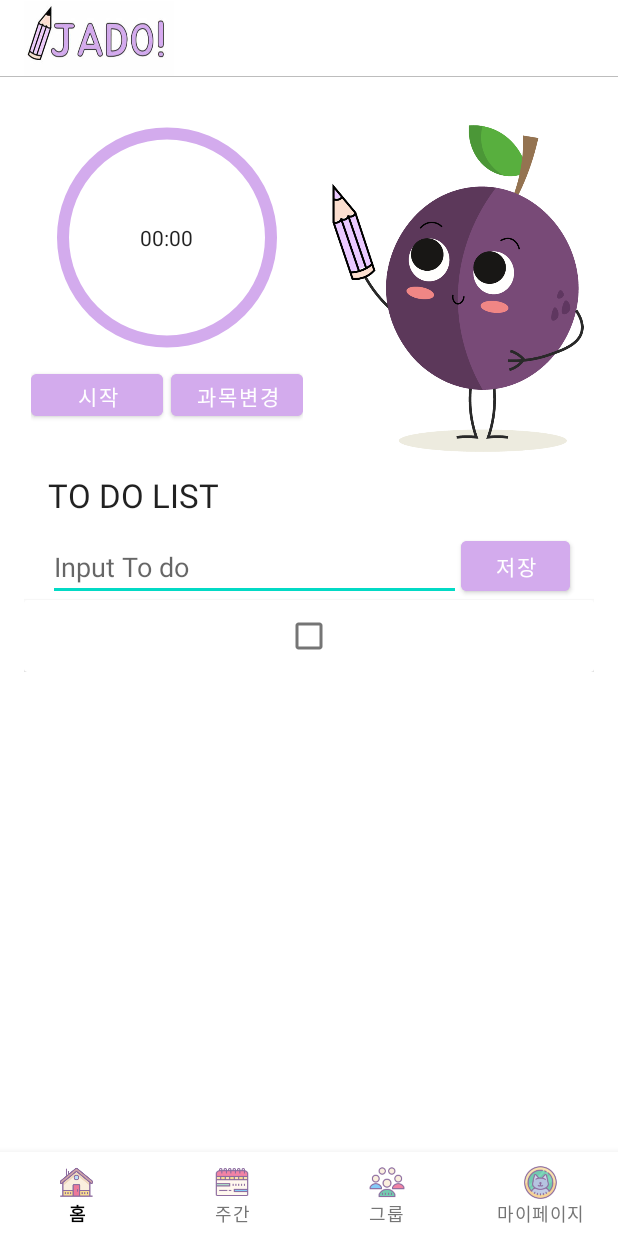
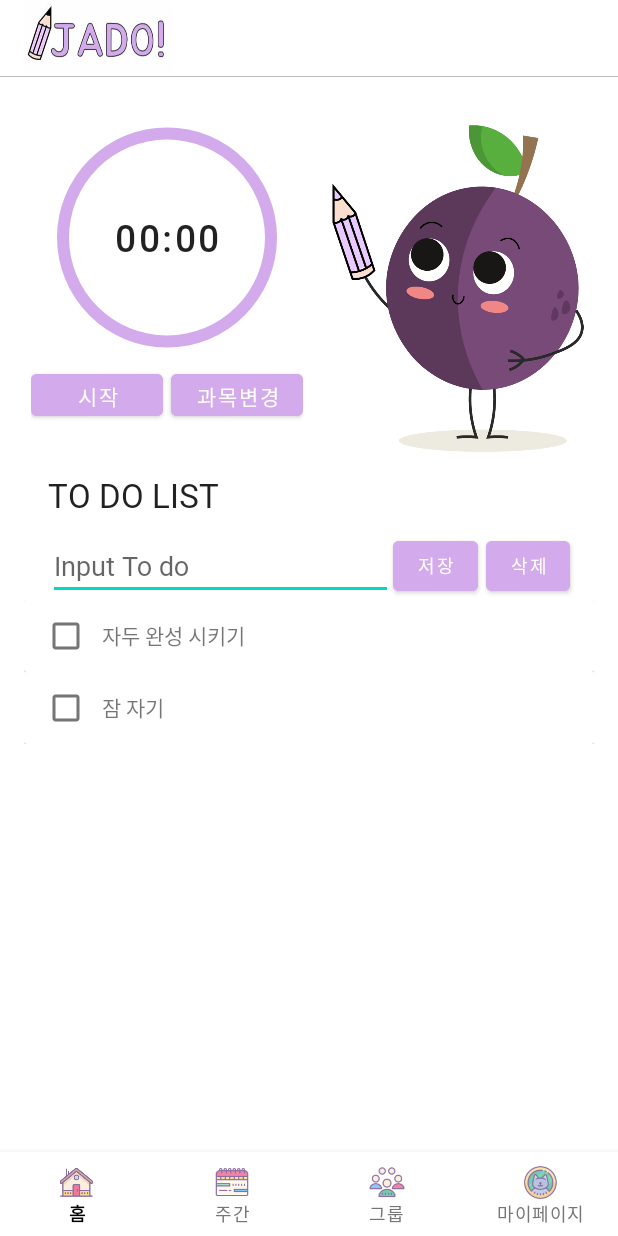
Before and after one commit to ddyeon/JadoProject, an Android app: the screen it shows after launch (MainActivity), on a phone screen of 412 x 824 dp. Run offline under Robolectric (Android 15) with nearby library versions, the phone set to English and light mode, and no system bars; our stand-ins replace Firebase (no records; nobody signed in at launch, a user with empty details on screens opened directly), data binding; libraries missing offline, so code that uses them is left out: lib.kingja.switchbutton; 1 statement that could not run was skipped.

Commit message:
to do list
to do list 저장, 삭제

```diff
--- a/JadoAndroid/app/src/main/java/com/example/jadoproject/HomeFragment.kt
+++ b/JadoAndroid/app/src/main/java/com/example/jadoproject/HomeFragment.kt
@@ -2,46 +2,138 @@ package com.example.jadoproject
 
 import android.os.Bundle
 import android.os.SystemClock
+import android.util.Log
 import android.view.LayoutInflater
 import android.view.View
 import android.view.ViewGroup
 import androidx.databinding.DataBindingUtil
 import androidx.fragment.app.Fragment
+import androidx.recyclerview.widget.ItemTouchHelper
+import androidx.recyclerview.widget.LinearLayoutManager
+import androidx.recyclerview.widget.RecyclerView
 import com.example.jadoproject.databinding.FragmentHomeBinding
+import com.google.firebase.database.DataSnapshot
+import com.google.firebase.database.DatabaseError
+import com.google.firebase.database.FirebaseDatabase
+import com.google.firebase.database.ValueEventListener
+
 
 class HomeFragment : Fragment() {
 
-    private lateinit var binding : FragmentHomeBinding
+    private lateinit var binding: FragmentHomeBinding
+    val FIREBASE_URL = "https://jadoproject-530a4-default-rtdb.asia-southeast1.firebasedatabase.app"
+    private val database: FirebaseDatabase = FirebaseDatabase.getInstance(FIREBASE_URL)
+
+    private val adapter = TodoListAdapter()
+
 
     override fun onCreateView(
         inflater: LayoutInflater, container: ViewGroup?,
         savedInstanceState: Bundle?
     ): View? {
+
+
+
         // Inflate the layout for this fragment
         super.onCreate(savedInstanceState)
-        binding = DataBindingUtil.inflate(layoutInflater, R.layout.fragment_home, container, false )
+        binding = DataBindingUtil.inflate(layoutInflater, R.layout.fragment_home, container, false)
+         firebaseConnet()
+         setAdapter()
 
-        var stoptime:Long=0
+
+        var stoptime: Long = 0
 
         binding.StartBtn.setOnClickListener {
-            binding.StudyTimer.base=SystemClock.elapsedRealtime()+stoptime
+            binding.StudyTimer.base = SystemClock.elapsedRealtime() + stoptime
             binding.StudyTimer.start()
             binding.StartandChange.visibility = View.GONE
             binding.cha.visibility = View.GONE
-            binding.TimeTable.visibility =  View.VISIBLE
+            binding.TimeTable.visibility = View.VISIBLE
             binding.Stop.visibility = View.VISIBLE
         }
 
-        binding.StopBtn.setOnClickListener{
+        binding.StopBtn.setOnClickListener {
             stoptime = binding.StudyTimer.base - SystemClock.elapsedRealtime()
             binding.StudyTimer.stop()
             binding.StartandChange.visibility = View.VISIBLE
             binding.cha.visibility = View.VISIBLE
-            binding.TimeTable.visibility =  View.GONE
+            binding.TimeTable.visibility = View.GONE
             binding.Stop.visibility = View.GONE
         }
+
+
+        var listItem: ArrayList<String> = arrayListOf()
+        listItem.add("자두 완성 시키기");
+        listItem.add("잠 자기");
+        adapter.setItems(listItem)
+
+        binding.saveButton.setOnClickListener(View.OnClickListener {
+            if (binding.InputTodo.getText().toString().length > 0) { // 한글자 이상 입력 된다면 추가
+                val inputStr: String = binding.InputTodo.getText().toString()
+                listItem.add(inputStr)//변경 이후 arrayAdapter에게 변경되었음을 알림 (새로고침)
+                adapter.setItems(listItem)
+
+            }
+        })
+
+        binding.removeButton.setOnClickListener(View.OnClickListener {
+            val inputStr: String = binding.InputTodo.getText().toString()
+            listItem.remove(inputStr)//변경 이후 arrayAdapter에게 변경되었음을 알림 (새로고침)
+            adapter.setItems(listItem)
+
+        })
+
+
         return binding.root
+
+
+//
+//        val listView1: ListView? = null
+//        val adapter: ArrayAdapter<String>? = null
+//        var listItem: ArrayList<String>? = null
+//
+//        listItem = ArrayList<String>()
+//        listItem.add("홍길동");
+//        listItem.add("이순신");
+//        listItem.add("강감찬");
+//        listItem.add("조자룡");
+//
+//        binding.saveButton.setOnClickListener(View.OnClickListener {
+//            listItem.add(binding.InputTodo.getText().toString())
+//            adapter!!.notifyDataSetChanged() // 변경되었음을 어답터에 알려준다.
+//            binding.InputTodo.setText("")
+//        })
+//
+//        binding.listview1!!.onItemClickListener =
+//            AdapterView.OnItemClickListener { adapterView, view, i, l ->
+//                listItem.removeAt(i)
+//                adapter!!.notifyDataSetChanged()
+//            }
+
+
     }
 
 
+    fun firebaseConnet() {
+        val myRef = database.getReference("Camera")
+
+        myRef.addListenerForSingleValueEvent(object : ValueEventListener {
+            override fun onDataChange(dataSnapshot: DataSnapshot) {
+                val cameraInfo = dataSnapshot.value
+                Log.d("camera", cameraInfo.toString())
+            }
+
+            override fun onCancelled(error: DatabaseError) {
+                Log.d("connet", "fail")
+                Log.d("eroor", error.toString())
+            }
+        })
+    }
+
+    private fun setAdapter() {
+
+       binding.todorecyclerview.adapter = adapter
+       binding.todorecyclerview.layoutManager = LinearLayoutManager(context)
+
+    }
 }
--- /dev/null
+++ b/JadoAndroid/app/src/main/java/com/example/jadoproject/TodoListAdapter.kt
@@ -0,0 +1,51 @@
+package com.example.jadoproject
+
+import android.view.LayoutInflater
+import android.view.View
+import android.view.ViewGroup
+import android.widget.TextView
+import androidx.recyclerview.widget.RecyclerView
+
+class TodoListAdapter : RecyclerView.Adapter<TodoListAdapter.TodoHolder>() {
+
+    private var item = ArrayList<String>()
+
+    fun setItems(items: ArrayList<String>) {
+        item.clear()
+        item.addAll(items)
+        notifyDataSetChanged()
+    }
+
+
+    override fun onCreateViewHolder(parent: ViewGroup, viewType: Int): TodoHolder {
+        return TodoHolder(
+            LayoutInflater.from(parent.context).inflate(R.layout.item_todolist, parent, false)
+        )
+    }
+
+    override fun getItemCount(): Int {
+        return item.size
+    }
+
+    override fun onBindViewHolder(holder: TodoHolder, position: Int) {
+        item?.let { it ->
+            (holder as TodoHolder).bind(item[position])
+        }
+
+
+    }
+
+    class TodoHolder(itemview : View) : RecyclerView.ViewHolder(itemview) {
+
+        val item = itemView.findViewById<TextView>(R.id.todotext)
+
+        fun bind(text: String) {
+
+            item.text = text
+
+        }
+
+
+    }
+
+}
--- a/JadoAndroid/app/src/main/res/layout/fragment_home.xml
+++ b/JadoAndroid/app/src/main/res/layout/fragment_home.xml
@@ -39,7 +39,11 @@
                     <Chronometer
                         android:id="@+id/StudyTimer"
                         android:layout_width="wrap_content"
-                        android:layout_height="wrap_content"/>
+                        android:layout_height="wrap_content"
+                        android:fontFamily="@font/ilsanregual"
+                        android:textStyle="bold"
+                        android:letterSpacing="0.1"
+                        android:textSize="24dp"/>
                 </LinearLayout>
 
                 <!--시작 & 과목 변경 버튼-->
@@ -58,7 +62,8 @@
                         android:layout_marginTop="10dp"
                         android:layout_weight="5"
                         android:backgroundTint="#d3abed"
-                        android:text="시작" />
+                        android:text="시작"
+                        android:fontFamily="@font/ilsanregual"/>
 
                     <Button
                         android:id="@+id/Change_Btn"
@@ -68,7 +73,8 @@
                         android:layout_marginTop="10dp"
                         android:layout_weight="5"
                         android:backgroundTint="#d3abed"
-                        android:text="과목변경" />
+                        android:text="과목변경"
+                        android:fontFamily="@font/ilsanregual"/>
 
                 </LinearLayout><!--버튼-->
 
@@ -88,7 +94,8 @@
                         android:layout_marginTop="10dp"
                         android:layout_weight="5"
                         android:backgroundTint="#d3abed"
-                        android:text="종료" />
+                        android:text="종료"
+                        android:fontFamily="@font/ilsanregual"/>
                 </LinearLayout> <!--버튼-->
             </LinearLayout>
 
@@ -133,7 +140,8 @@
                         android:layout_marginStart="10dp"
                         android:layout_marginTop="10dp"
                         android:text="총 공부 시간"
-                        android:textSize="20dp" />
+                        android:textSize="20dp"
+                        android:fontFamily="@font/ilsanregual"/>
 
                     <TextView
                         android:id="@+id/Totaltime"
@@ -143,7 +151,8 @@
                         android:layout_marginStart="10dp"
                         android:layout_marginBottom="10dp"
                         android:text="10:00:00"
-                        android:textSize="20dp" />
+                        android:textSize="20dp"
+                        android:fontFamily="@font/ilsanregual"/>
 
                 </LinearLayout>
 
@@ -162,7 +171,8 @@
                         android:layout_marginStart="10dp"
                         android:layout_marginTop="10dp"
                         android:text="실제 공부 시간"
-                        android:textSize="20dp" />
+                        android:textSize="20dp"
+                        android:fontFamily="@font/ilsanregual"/>
 
                     <TextView
                         android:id="@+id/Realtime"
@@ -173,6 +183,7 @@
                         android:layout_marginBottom="10dp"
                         android:text="10:00:00"
                         android:textSize="20dp" />
+                        android:fontFamily="@font/ilsanregual"
                 </LinearLayout>
 
                 <!--딴짓 횟수-->
@@ -189,7 +200,8 @@
                         android:layout_marginStart="10dp"
                         android:layout_marginTop="10dp"
                         android:text="딴짓 횟수"
-                        android:textSize="20dp" />
+                        android:textSize="20dp"
+                        android:fontFamily="@font/ilsanregual"/>
 
                     <TextView
                         android:id="@+id/NotStudy"
@@ -199,12 +211,10 @@
                         android:layout_marginStart="10dp"
                         android:layout_marginBottom="10dp"
                         android:text="10:00:00"
-                        android:textSize="20dp" />
+                        android:textSize="20dp"
+                        android:fontFamily="@font/ilsanregual"/>
                 </LinearLayout>
             </LinearLayout>
-
-
-
         </androidx.appcompat.widget.LinearLayoutCompat>
 
         <!--하단 부분-->
@@ -228,10 +238,13 @@
                 android:text="TO DO LIST"
                 android:textAppearance="@style/TextAppearance.AppCompat.Large"
                 app:layout_constraintStart_toStartOf="parent"
-                app:layout_constraintTop_toTopOf="parent" />
+                app:layout_constraintTop_toTopOf="parent"
+                android:fontFamily="@font/ilsanregual"/>
+
 
             <!--투두 리스트-->
             <LinearLayout
+                android:id="@+id/todolinear"
                 android:layout_width="match_parent"
                 android:layout_height="wrap_content"
                 android:orientation="vertical"
@@ -249,44 +262,49 @@
 
                     <EditText
                         android:id="@+id/InputTodo"
-                        android:layout_width="275dp"
+                        android:layout_width="230dp"
                         android:layout_height="wrap_content"
                         android:layout_marginStart="16dp"
                         android:layout_marginTop="10dp"
-                        android:hint="Input To do" />
+                        android:hint="Input To do"
+                        android:fontFamily="@font/ilsanregual"/>
 
                     <Button
                         android:id="@+id/saveButton"
                         android:layout_width="wrap_content"
                         android:layout_height="match_parent"
                         android:layout_marginTop="10dp"
+                        android:layout_marginEnd="5dp"
+                        android:layout_weight="5"
+                        android:backgroundTint="#d3abed"
+                        android:text="저장"
+                        android:textSize="12dp"
+                        android:fontFamily="@font/ilsanregual"/>
+                    <Button
+                        android:id="@+id/removeButton"
+                        android:layout_width="wrap_content"
+                        android:layout_height="match_parent"
+                        android:layout_marginTop="10dp"
                         android:layout_marginEnd="16dp"
                         android:layout_weight="5"
                         android:backgroundTint="#d3abed"
-                        android:text="저장" />
+                        android:text="삭제"
+                        android:textSize="12dp"
+                        android:fontFamily="@font/ilsanregual"/>
+
+
+
                 </LinearLayout>
 
                 <!--체크 리스트-->
-                <androidx.cardview.widget.CardView
-                    android:layout_width="match_parent"
-                    android:layout_height="match_parent"
-                    app:layout_constraintTop_toBottomOf="@+id/input">
+              <androidx.recyclerview.widget.RecyclerView
+                  android:id="@+id/todorecyclerview"
+                  tools:itemCount="5"
+                  tools:listitem="@layout/item_todolist"
+                  android:layout_width="match_parent"
+                  android:layout_height="wrap_content" />
 
-                    <LinearLayout
-                        android:id="@+id/layoutTodo"
-                        android:layout_width="match_parent"
-                        android:layout_height="wrap_content"
-                        android:orientation="horizontal">
 
-                        <CheckBox
-                            android:id="@+id/checkBox"
-                            android:layout_width="match_parent"
-                            android:layout_height="wrap_content"
-                            android:layout_weight="1" />
-
-                    </LinearLayout>
-
-                </androidx.cardview.widget.CardView>
 
             </LinearLayout>
 
--- /dev/null
+++ b/JadoAndroid/app/src/main/res/layout/item_todolist.xml
@@ -0,0 +1,43 @@
+<?xml version="1.0" encoding="utf-8"?>
+<layout xmlns:android="http://schemas.android.com/apk/res/android"
+    xmlns:app="http://schemas.android.com/apk/res-auto"
+    xmlns:tools="http://schemas.android.com/tools">
+
+
+    <!--투두 리스트-->
+    <LinearLayout
+        android:id="@+id/todolinear"
+        android:layout_width="match_parent"
+        android:layout_height="wrap_content"
+        android:orientation="vertical">
+
+
+        <androidx.cardview.widget.CardView
+        android:layout_width="match_parent"
+        android:layout_height="match_parent"
+        app:layout_constraintTop_toBottomOf="@+id/input">
+
+        <LinearLayout
+            android:id="@+id/layoutTodo"
+            android:layout_width="match_parent"
+            android:layout_height="wrap_content"
+            android:orientation="horizontal"
+            android:fontFamily="@font/ilsanregual">
+
+            <CheckBox
+                android:id="@+id/checkBox"
+                android:layout_marginStart="4dp"
+                android:layout_width="wrap_content"
+                android:layout_height="wrap_content" />
+
+            <TextView
+                android:id="@+id/todotext"
+                android:text="자두 완성시키기"
+                android:layout_width="wrap_content"
+                android:layout_height="wrap_content"/>
+
+        </LinearLayout>
+
+        </androidx.cardview.widget.CardView>
+    </LinearLayout>
+</layout>
```
